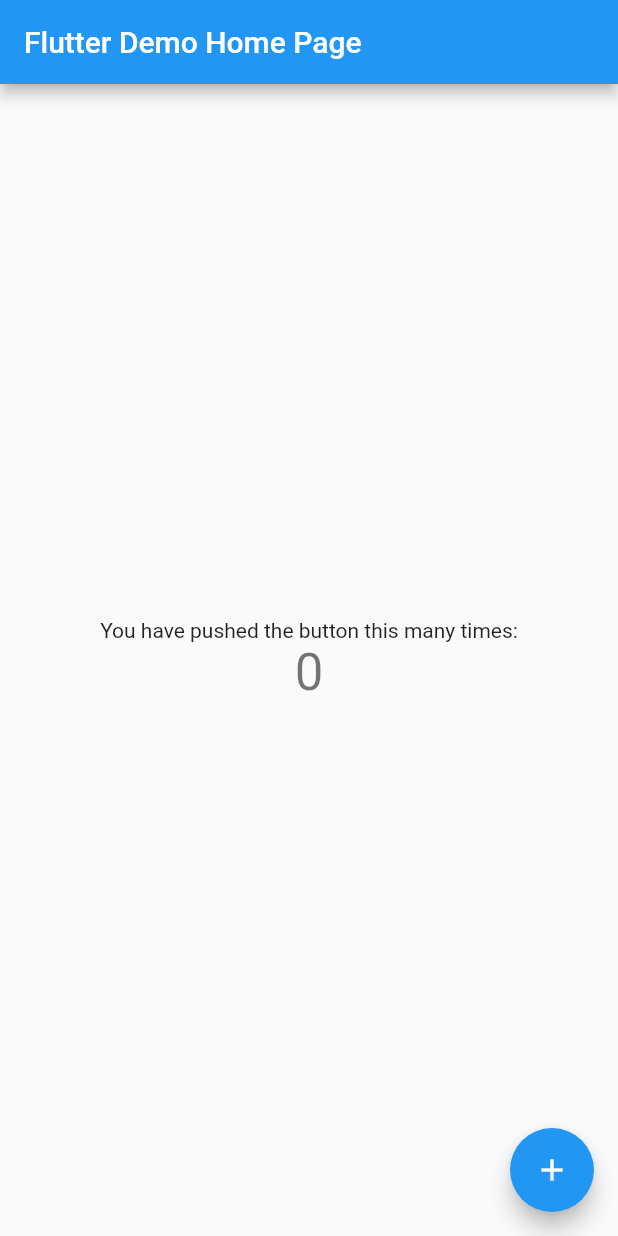
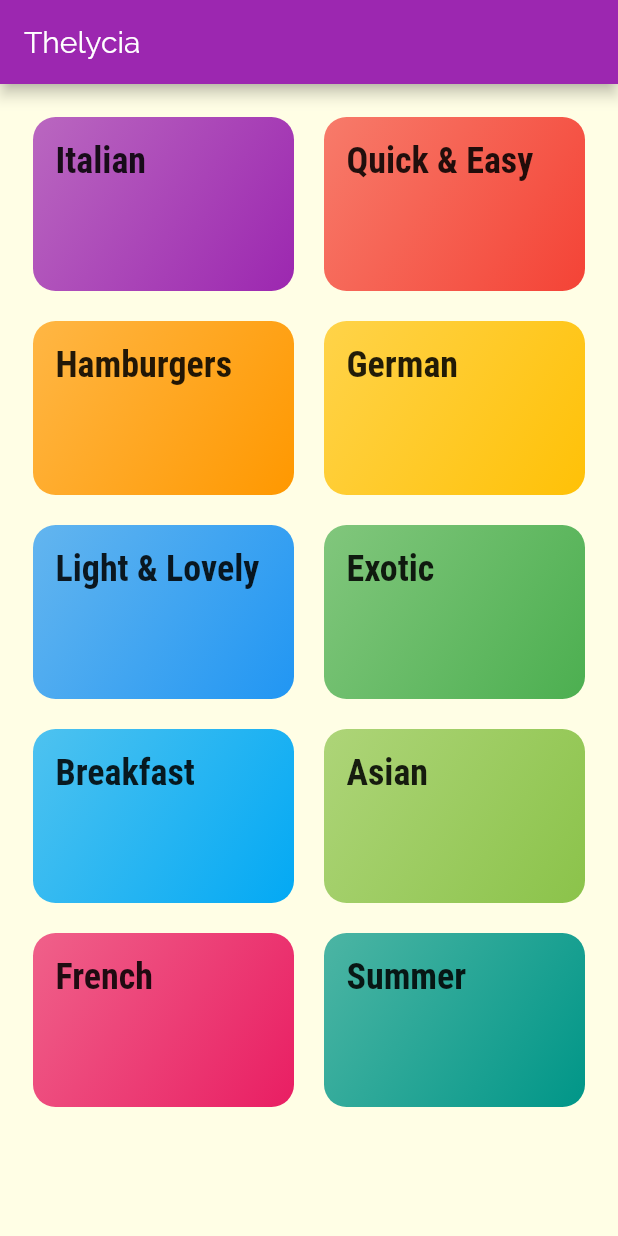
Before and after one commit to farvic/mealsapp, a Flutter app: the screen it shows after launch, on a phone screen of 412 x 824 dp. Run offline on Flutter 3.47's test engine with Material 2 defaults, Android fonts, the phone set to English and light mode, and no system bars.

Commit message:
Categories screen added

```diff
--- /dev/null
+++ b/lib/categories_screen.dart
@@ -0,0 +1,30 @@
+import 'package:flutter/material.dart';
+
+import 'dummy_data.dart';
+import 'category_item.dart';
+
+class CategoriesScreen extends StatelessWidget {
+  @override
+  Widget build(BuildContext context) {
+    return Scaffold(
+      appBar: AppBar(title:
+        const Text('Thelycia'),
+      ),
+      body: GridView(
+        padding: const EdgeInsets.all(22),
+        children: DUMMY_CATEGORIES
+          .map((catData) => CategoryItem(
+            catData.title,
+            catData.color,
+          ))
+        .toList(),
+        gridDelegate: SliverGridDelegateWithMaxCrossAxisExtent(
+          maxCrossAxisExtent: 200,
+          childAspectRatio: 3/2,
+          crossAxisSpacing: 20,
+          mainAxisSpacing: 20
+        ),
+      ),
+    );
+  }
+}
--- /dev/null
+++ b/lib/category_item.dart
@@ -0,0 +1,30 @@
+import 'package:flutter/material.dart';
+
+class CategoryItem extends StatelessWidget {
+  final String title;
+  final Color color;
+
+  CategoryItem(this.title, this.color);
+
+  @override
+  Widget build(BuildContext context) {
+    return Container(
+      padding: const EdgeInsets.all(15),
+      child: Text(
+        title,
+        style: Theme.of(context).textTheme.headline6
+      ),
+      decoration: BoxDecoration(
+        gradient: LinearGradient(
+          colors: [
+            color.withOpacity(0.7),
+            color,
+          ],
+          begin: Alignment.topLeft,
+          end: Alignment.bottomRight,
+        ),
+        borderRadius: BorderRadius.circular(15),
+      ),
+    );
+  }
+}
--- /dev/null
+++ b/lib/dummy_data.dart
@@ -0,0 +1,56 @@
+import 'package:flutter/material.dart';
+
+import './models/category.dart';
+
+const DUMMY_CATEGORIES = const [
+  Category(
+    id: 'c1',
+    title: 'Italian',
+    color: Colors.purple,
+  ),
+  Category(
+    id: 'c2',
+    title: 'Quick & Easy',
+    color: Colors.red,
+  ),
+  Category(
+    id: 'c3',
+    title: 'Hamburgers',
+    color: Colors.orange,
+  ),
+  Category(
+    id: 'c4',
+    title: 'German',
+    color: Colors.amber,
+  ),
+  Category(
+    id: 'c5',
+    title: 'Light & Lovely',
+    color: Colors.blue,
+  ),
+  Category(
+    id: 'c6',
+    title: 'Exotic',
+    color: Colors.green,
+  ),
+  Category(
+    id: 'c7',
+    title: 'Breakfast',
+    color: Colors.lightBlue,
+  ),
+  Category(
+    id: 'c8',
+    title: 'Asian',
+    color: Colors.lightGreen,
+  ),
+  Category(
+    id: 'c9',
+    title: 'French',
+    color: Colors.pink,
+  ),
+  Category(
+    id: 'c10',
+    title: 'Summer',
+    color: Colors.teal,
+  ),
+];
--- a/lib/main.dart
+++ b/lib/main.dart
@@ -1,117 +1,33 @@
 import 'package:flutter/material.dart';
+import './categories_screen.dart';
 
-void main() {
-  runApp(MyApp());
-}
+void main() => runApp(MyApp());
 
 class MyApp extends StatelessWidget {
-  // This widget is the root of your application.
   @override
   Widget build(BuildContext context) {
     return MaterialApp(
-      title: 'Flutter Demo',
+      title: 'Thelycia',
       theme: ThemeData(
-        // This is the theme of your application.
-        //
-        // Try running your application with "flutter run". You'll see the
-        // application has a blue toolbar. Then, without quitting the app, try
-        // changing the primarySwatch below to Colors.green and then invoke
-        // "hot reload" (press "r" in the console where you ran "flutter run",
-        // or simply save your changes to "hot reload" in a Flutter IDE).
-        // Notice that the counter didn't reset back to zero; the application
-        // is not restarted.
-        primarySwatch: Colors.blue,
-        // This makes the visual density adapt to the platform that you run
-        // the app on. For desktop platforms, the controls will be smaller and
-        // closer together (more dense) than on mobile platforms.
-        visualDensity: VisualDensity.adaptivePlatformDensity,
+        primarySwatch: Colors.purple,
+        accentColor: Colors.amber,
+        canvasColor: Color.fromRGBO(255, 254, 229, 1),
+        fontFamily: 'Raleway',
+        textTheme: ThemeData.light().textTheme.copyWith(
+          bodyText1: TextStyle(
+            color: Color.fromRGBO(20, 51, 51, 1),
+          ),
+          bodyText2: TextStyle(
+            color: Color.fromRGBO(20, 51, 51, 1),
+          ),
+          headline6: TextStyle(
+            fontSize: 24,
+            fontFamily: 'RobotoCondensed',
+            fontWeight: FontWeight.bold,
+          )
+        ),
       ),
-      home: MyHomePage(title: 'Flutter Demo Home Page'),
+      home: CategoriesScreen(),
     );
   }
 }
-
-class MyHomePage extends StatefulWidget {
-  MyHomePage({Key key, this.title}) : super(key: key);
-
-  // This widget is the home page of your application. It is stateful, meaning
-  // that it has a State object (defined below) that contains fields that affect
-  // how it looks.
-
-  // This class is the configuration for the state. It holds the values (in this
-  // case the title) provided by the parent (in this case the App widget) and
-  // used by the build method of the State. Fields in a Widget subclass are
-  // always marked "final".
-
-  final String title;
-
-  @override
-  _MyHomePageState createState() => _MyHomePageState();
-}
-
-class _MyHomePageState extends State<MyHomePage> {
-  int _counter = 0;
-
-  void _incrementCounter() {
-    setState(() {
-      // This call to setState tells the Flutter framework that something has
-      // changed in this State, which causes it to rerun the build method below
-      // so that the display can reflect the updated values. If we changed
-      // _counter without calling setState(), then the build method would not be
-      // called again, and so nothing would appear to happen.
-      _counter++;
-    });
-  }
-
-  @override
-  Widget build(BuildContext context) {
-    // This method is rerun every time setState is called, for instance as done
-    // by the _incrementCounter method above.
-    //
-    // The Flutter framework has been optimized to make rerunning build methods
-    // fast, so that you can just rebuild anything that needs updating rather
-    // than having to individually change instances of widgets.
-    return Scaffold(
-      appBar: AppBar(
-        // Here we take the value from the MyHomePage object that was created by
-        // the App.build method, and use it to set our appbar title.
-        title: Text(widget.title),
-      ),
-      body: Center(
-        // Center is a layout widget. It takes a single child and positions it
-        // in the middle of the parent.
-        child: Column(
-          // Column is also a layout widget. It takes a list of children and
-          // arranges them vertically. By default, it sizes itself to fit its
-          // children horizontally, and tries to be as tall as its parent.
-          //
-          // Invoke "debug painting" (press "p" in the console, choose the
-          // "Toggle Debug Paint" action from the Flutter Inspector in Android
-          // Studio, or the "Toggle Debug Paint" command in Visual Studio Code)
-          // to see the wireframe for each widget.
-          //
-          // Column has various properties to control how it sizes itself and
-          // how it positions its children. Here we use mainAxisAlignment to
-          // center the children vertically; the main axis here is the vertical
-          // axis because Columns are vertical (the cross axis would be
-          // horizontal).
-          mainAxisAlignment: MainAxisAlignment.center,
-          children: <Widget>[
-            Text(
-              'You have pushed the button this many times:',
-            ),
-            Text(
-              '$_counter',
-              style: Theme.of(context).textTheme.headline4,
-            ),
-          ],
-        ),
-      ),
-      floatingActionButton: FloatingActionButton(
-        onPressed: _incrementCounter,
-        tooltip: 'Increment',
-        child: Icon(Icons.add),
-      ), // This trailing comma makes auto-formatting nicer for build methods.
-    );
-  }
-}
--- /dev/null
+++ b/lib/models/category.dart
@@ -0,0 +1,12 @@
+import 'package:flutter/material.dart';
+
+class Category{
+  final String id;
+  final String title;
+  final Color color;
+
+  const Category({
+    @required this.id,
+    @required this.title,
+    this.color = Colors.orange});
+}
```
Also changed, not shown: pubspec.yaml (+17 -6 lines), assets/fonts/Raleway-Black.ttf (added), assets/fonts/Raleway-Bold.ttf (added), assets/fonts/Raleway-Regular.ttf (added), assets/fonts/RobotoCondensed-Bold.ttf (added), assets/fonts/RobotoCondensed-Italic.ttf (added), assets/fonts/RobotoCondensed-Light.ttf (added), assets/fonts/RobotoCondensed-Regular.ttf (added).
